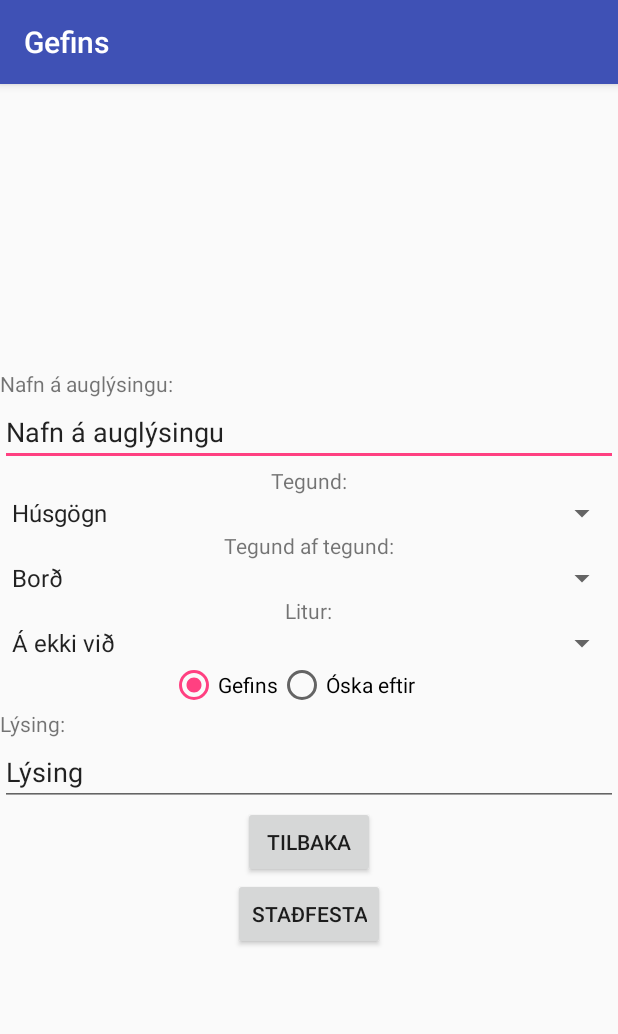
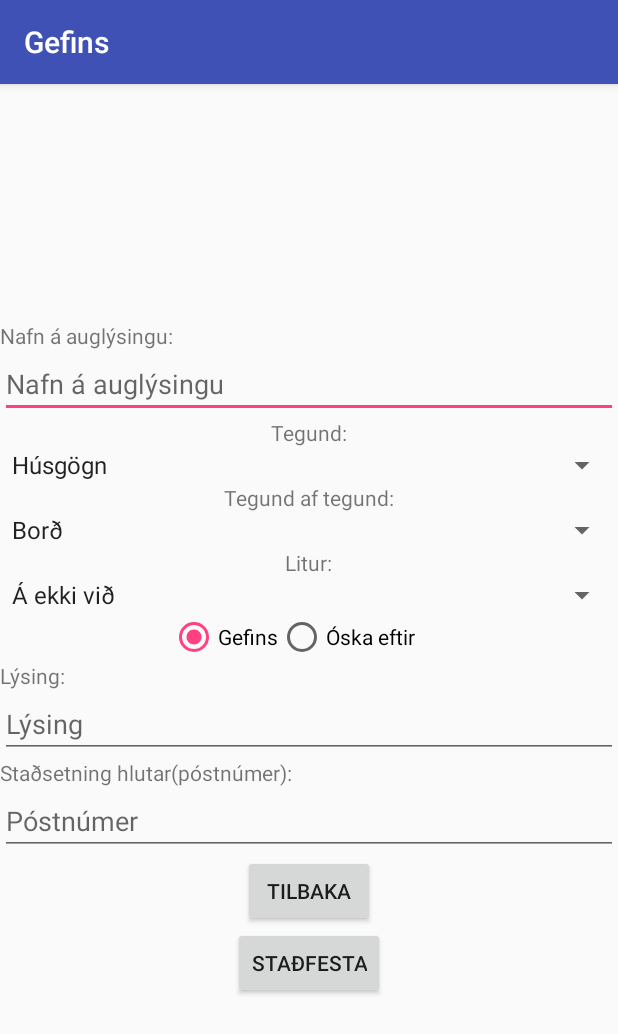
Before and after one commit to smh28/Gefins, an Android app: the AddAdFragment screen opened directly, with no data from a screen before it, on a phone screen of 412 x 824 dp. Shown: the top 1034 px of the screen. Run offline under Robolectric (Android 15) with nearby library versions, the phone set to English and light mode, and no system bars; 1 statement that could not run was skipped.

Commit message:
Staðsetningu hlutar bætt við og placeholder settur í stað texta í fragment_add_ad

```diff
--- a/app/src/main/java/is/hi/teymi9/gefins/AddAdFragment.java
+++ b/app/src/main/java/is/hi/teymi9/gefins/AddAdFragment.java
@@ -17,6 +17,7 @@ import android.widget.Toast;
 import java.util.ArrayList;
 
 import is.hi.teymi9.gefins.model.Ad;
+import is.hi.teymi9.gefins.model.*;
 
 /**
  * Fragment fyrir viðmótið í AddAdActivity og virknina þar.
@@ -47,6 +48,10 @@ public class AddAdFragment extends Fragment {
     private EditText mDescription;
     //Strengur sem inniheldur notendanafn
     private String mUsername;
+    //Staðsetning hlutar í póstnúmeri
+    private EditText mLocation;
+    //Nýr ArrayList<Comment>
+    private ArrayList<Comment> CommentList = new ArrayList<>();
 
     @Override
     public void onCreate(Bundle savedInstanceState) {
@@ -67,6 +72,8 @@ public class AddAdFragment extends Fragment {
         mNameOfAd = (EditText) v.findViewById(R.id.nafn2);
         mDescription = (EditText) v.findViewById(R.id.skrifalysingu);
         mUsername = LoginActivity.getUserService().getCurrentUser().getUsername();
+        mGiveOrTake = "Gefins";
+        mLocation = (EditText) v.findViewById(R.id.postnumer2);
 
         // Create an ArrayAdapter using the string array and a default spinner layout
         ArrayAdapter<CharSequence> adapter = ArrayAdapter.createFromResource(getActivity(), R.array.hlutir_array, android.R.layout.simple_spinner_item);
@@ -149,7 +156,7 @@ public class AddAdFragment extends Fragment {
                         mSpinner.getSelectedItem().toString(),
                         mSpinner2.getSelectedItem().toString(),
                         mSpinner3.getSelectedItem().toString(),
-                        mDescription.getText().toString(), mUsername, new ArrayList<>());
+                        mDescription.getText().toString(), mUsername, CommentList, mLocation.getText().toString());
 
                 String message = AddAdActivity.getAdService().addAd(mNewAd, false);
 
--- a/app/src/main/res/layout/fragment_add_ad.xml
+++ b/app/src/main/res/layout/fragment_add_ad.xml
@@ -18,7 +18,7 @@
         android:layout_height="wrap_content"
         android:ems="10"
         android:inputType="textPersonName"
-        android:text="@string/nafnaauglysingu" />
+        android:hint="@string/nafnaauglysingu" />
 
     <TextView
         android:id="@+id/textinn"
@@ -98,7 +98,21 @@
         android:layout_height="wrap_content"
         android:ems="10"
         android:inputType="textMultiLine"
-        android:text="@string/lysing2" />
+        android:hint="@string/lysing2" />
+
+    <TextView
+        android:id="@+id/stadsetning"
+        android:layout_width="match_parent"
+        android:layout_height="wrap_content"
+        android:text="@string/stadsetning" />
+
+    <EditText
+        android:id="@+id/postnumer2"
+        android:layout_width="match_parent"
+        android:layout_height="wrap_content"
+        android:ems="10"
+        android:inputType="textPersonName"
+        android:hint="@string/postnumer2" />
 
     <Button
         android:id="@+id/tilbaka"
--- a/app/src/main/res/values/strings.xml
+++ b/app/src/main/res/values/strings.xml
@@ -99,6 +99,8 @@
         <item>Marglitaður</item>
         <item>Annað</item>
     </string-array>
+    <string name="stadsetning">Staðsetning hlutar(póstnúmer):</string>
+    <string name="postnumer2">Póstnúmer</string>
     <!--add type-->
     <string name="tilbaka">Tilbaka</string>
     <string name="addtype">Staðfesta</string>
```
Also changed, not shown: app/src/main/java/is/hi/teymi9/gefins/model/Ad.java (+7 -3 lines), app/src/main/java/is/hi/teymi9/gefins/repository/AdRepository.java (+3 -4 lines).
